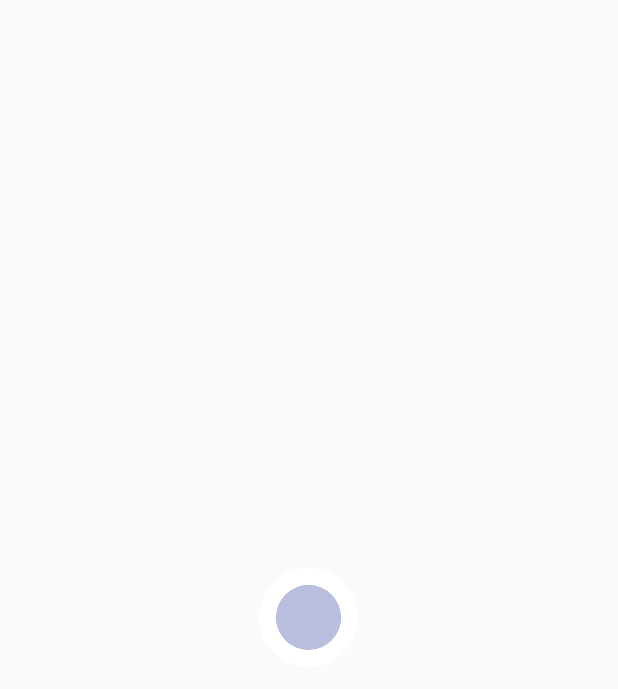
After one commit to Mettyl/SDMFlash, an Android app: the layout bottom_panel.xml on its own in the app's theme, with its tools: preview values and no code run, on a phone screen of 412 x 824 dp. The commit adds this screen. Shown: the top 689 px of the screen. Run offline under Robolectric (Android 15) with nearby library versions, the phone set to English and light mode, and no system bars.

Commit message:
vytořen modul kemery a OCR skenování

```diff
--- a/app/src/main/java/com/sdm/sdmflash/MainActivity.java
+++ b/app/src/main/java/com/sdm/sdmflash/MainActivity.java
@@ -1,5 +1,7 @@
 package com.sdm.sdmflash;
 
+import android.content.Intent;
+import android.graphics.Camera;
 import android.os.Bundle;
 import android.support.design.widget.NavigationView;
 import android.support.v4.app.Fragment;
@@ -12,6 +14,7 @@ import android.view.MenuItem;
 import android.view.View;
 import android.widget.FrameLayout;
 
+import com.sdm.sdmflash.camera.CameraActivity;
 import com.sdm.sdmflash.databases.DbTest;
 import com.sdm.sdmflash.databases.structure.dictionaryDatabase.CzWord;
 import com.sdm.sdmflash.databases.structure.dictionaryDatabase.DictionaryDatabase;
--- /dev/null
+++ b/app/src/main/res/drawable-v21/capture_button.xml
@@ -0,0 +1,33 @@
+<?xml version="1.0" encoding="utf-8"?>
+<layer-list xmlns:android="http://schemas.android.com/apk/res/android">
+    <item>
+        <shape android:shape="oval">
+            <solid android:color="#EEFFFFFF" />
+            <size
+                android:width="15dp"
+                android:height="15dp" />
+        </shape>
+    </item>
+    <item>
+        <shape android:shape="oval">
+            <stroke
+                android:width="5dp"
+                android:color="@android:color/transparent" />
+            <solid android:color="@color/colorPrimaryDark" />
+            <size
+                android:width="12dp"
+                android:height="12dp" />
+        </shape>
+    </item>
+    <item>
+        <shape android:shape="oval">
+            <stroke
+                android:width="5dp"
+                android:color="@android:color/transparent" />
+            <solid android:color="#AAFFFFFF" />
+            <size
+                android:width="12dp"
+                android:height="12dp" />
+        </shape>
+    </item>
+</layer-list>
--- /dev/null
+++ b/app/src/main/res/drawable/border.xml
@@ -0,0 +1,6 @@
+<?xml version="1.0" encoding="utf-8"?>
+<shape xmlns:android="http://schemas.android.com/apk/res/android"
+    android:shape="rectangle">
+    <solid android:color="#4f000000" />
+    <stroke android:width="2dip" android:color="#000000"/>
+</shape>
--- /dev/null
+++ b/app/src/main/res/layout/bottom_panel.xml
@@ -0,0 +1,22 @@
+<?xml version="1.0" encoding="utf-8"?>
+<LinearLayout xmlns:android="http://schemas.android.com/apk/res/android"
+    android:orientation="horizontal"
+    android:layout_width="match_parent"
+    android:layout_height="match_parent"
+    android:weightSum="1">
+
+    <FrameLayout
+        android:layout_width="0dp"
+        android:layout_height="match_parent"
+        android:layout_weight="1">
+
+        <ImageView
+            android:id="@+id/captureButton"
+            android:layout_width="66dp"
+            android:layout_height="66dp"
+            android:layout_gravity="center"
+            android:src="@drawable/capture_button"/>
+
+    </FrameLayout>
+
+</LinearLayout>
--- a/app/src/main/res/layout/fragment_home.xml
+++ b/app/src/main/res/layout/fragment_home.xml
@@ -13,6 +13,12 @@
         android:layout_width="match_parent"
         android:layout_height="wrap_content" />
 
+    <Button
+        android:id="@+id/ocr_button"
+        android:layout_width="match_parent"
+        android:layout_height="wrap_content"
+        android:text="OCR" />
+
     <TextView
         android:layout_width="match_parent"
         android:layout_height="match_parent"
```
Also changed, not shown: app/src/main/AndroidManifest.xml (+5 -2 lines), app/src/main/java/com/sdm/sdmflash/camera/BottomPanel.java (added, +112 -0 lines), app/src/main/java/com/sdm/sdmflash/camera/CameraActivity.java (added, +104 -0 lines), app/src/main/java/com/sdm/sdmflash/camera/CameraWorkerThread.java (added, +111 -0 lines), app/src/main/java/com/sdm/sdmflash/camera/OCR.java (added, +125 -0 lines), app/src/main/java/com/sdm/sdmflash/menu/HomeFragment.java (+10 -0 lines), app/src/main/res/layout/activity_camera.xml (added, +47 -0 lines), app/src/main/res/values/attr.xml (added, +9 -0 lines), 1 other file.
